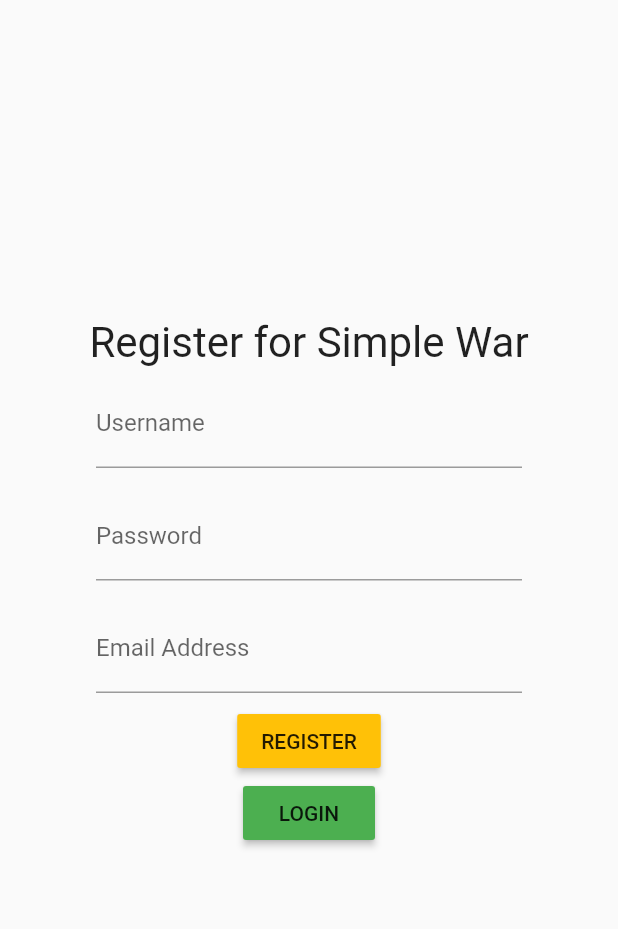
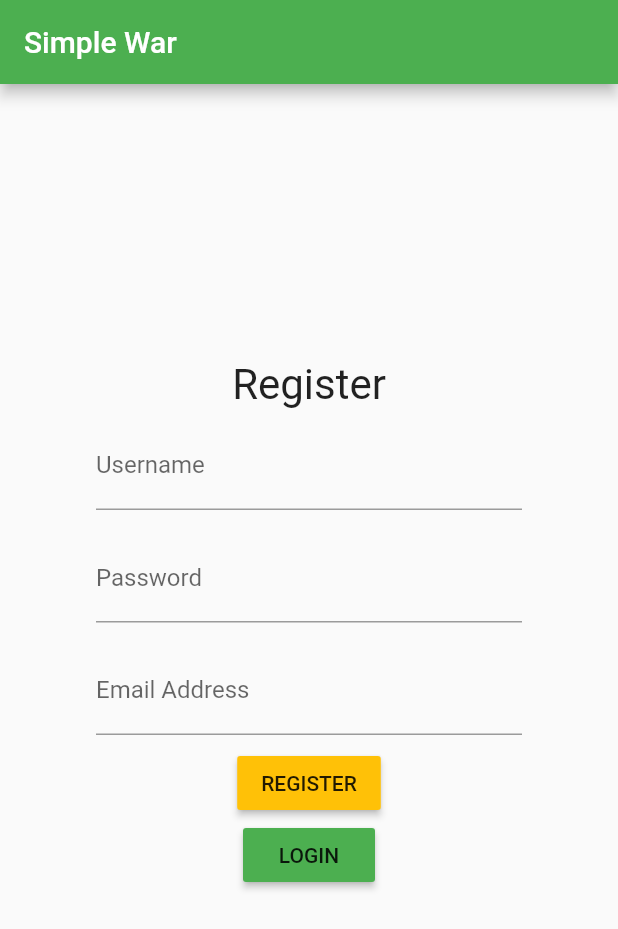
Before and after one commit to yaylinda/simple_war_client, a Flutter app: the screen it shows after launch, after a tap on "REGISTER", on a phone screen of 412 x 824 dp. Shown: the top 929 px of the screen. Run offline on Flutter 3.47's test engine with Material 2 defaults, Android fonts, the phone set to English and light mode, and no system bars; our stand-ins replace shared_preferences; network calls fail.

Commit message:
need to fix routing when going back and forth between register/login

```diff
--- a/lib/login2_screen.dart
+++ b/lib/login2_screen.dart
@@ -2,6 +2,7 @@ import 'dart:ui';
 
 import 'package:flutter/material.dart';
 import 'package:simple_war_client/auth.dart';
+import 'package:simple_war_client/home_screen.dart';
 import 'package:simple_war_client/login_screen.dart';
 import 'package:simple_war_client/login_screen_presenter.dart';
 import 'package:shared_preferences/shared_preferences.dart';
@@ -10,7 +11,6 @@ import 'package:simple_war_client/models/user.dart';
 class RegisterScreen extends StatefulWidget {
   @override
   State<StatefulWidget> createState() {
-    // TODO: implement createState
     return new RegisterScreenState();
   }
 }
@@ -42,7 +42,7 @@ class RegisterScreenState extends State<RegisterScreen> implements LoginScreenCo
   }
 
   void _login() {
-    Navigator.push(_ctx, MaterialPageRoute(builder: (context) => LoginScreen()));
+    Navigator.popAndPushNamed(_ctx, "/login");
   }
 
   void _showSnackBar(String text) {
@@ -53,7 +53,7 @@ class RegisterScreenState extends State<RegisterScreen> implements LoginScreenCo
   @override
   onAuthStateChanged(AuthState state) {
     if(state == AuthState.LOGGED_IN)
-      Navigator.of(_ctx).pushReplacementNamed("/home");
+      Navigator.pushReplacementNamed(_ctx, "/home");
   }
 
   @override
@@ -76,7 +76,7 @@ class RegisterScreenState extends State<RegisterScreen> implements LoginScreenCo
     var registerForm = new Column(
       children: <Widget>[
         new Text(
-          "Register for Simple War",
+          "Register",
           textScaleFactor: 2.0,
         ),
         new Form(
@@ -114,7 +114,7 @@ class RegisterScreenState extends State<RegisterScreen> implements LoginScreenCo
     );
 
     return new Scaffold(
-      appBar: null,
+      appBar: new AppBar(title: new Text("Simple War")),
       key: scaffoldKey,
       body: new Container(
         child: new Center(
@@ -142,9 +142,7 @@ class RegisterScreenState extends State<RegisterScreen> implements LoginScreenCo
   @override
   void onLoginSuccess(User user) async {
     setSessionToken(user.token).then((result) {
-      _showSnackBar(user.username);
       setState(() => _isLoading = false);
-
       var authStateProvider = new AuthStateProvider();
       authStateProvider.notify(AuthState.LOGGED_IN);
     });
--- a/lib/login_screen.dart
+++ b/lib/login_screen.dart
@@ -2,6 +2,7 @@ import 'dart:ui';
 
 import 'package:flutter/material.dart';
 import 'package:simple_war_client/auth.dart';
+import 'package:simple_war_client/home_screen.dart';
 import 'package:simple_war_client/login2_screen.dart';
 import 'package:simple_war_client/login_screen_presenter.dart';
 import 'package:simple_war_client/models/user.dart';
@@ -42,7 +43,7 @@ class LoginScreenState extends State<LoginScreen> implements LoginScreenContract
   }
 
   void _register() {
-    Navigator.push(_ctx, MaterialPageRoute(builder: (context) => RegisterScreen()));
+    Navigator.popAndPushNamed(_ctx, "/register");
   }
 
   void _showSnackBar(String text) {
@@ -53,7 +54,7 @@ class LoginScreenState extends State<LoginScreen> implements LoginScreenContract
   @override
   onAuthStateChanged(AuthState state) {
     if(state == AuthState.LOGGED_IN)
-      Navigator.of(_ctx).pushReplacementNamed("/home");
+      Navigator.pushReplacementNamed(_ctx, "/home");
   }
 
   @override
@@ -77,7 +78,7 @@ class LoginScreenState extends State<LoginScreen> implements LoginScreenContract
     var loginForm = new Column(
       children: <Widget>[
         new Text(
-          "Login to Simple War",
+          "Login",
           textScaleFactor: 2.0,
         ),
         new Form(
@@ -108,7 +109,7 @@ class LoginScreenState extends State<LoginScreen> implements LoginScreenContract
     );
 
     return new Scaffold(
-      appBar: null,
+      appBar: new AppBar(title: new Text("Simple War")),
       key: scaffoldKey,
       body: new Container(
         child: new Center(
@@ -136,9 +137,7 @@ class LoginScreenState extends State<LoginScreen> implements LoginScreenContract
   @override
   void onLoginSuccess(User user) async {
     setSessionToken(user.token).then((result) {
-      _showSnackBar(user.username);
       setState(() => _isLoading = false);
-
       var authStateProvider = new AuthStateProvider();
       authStateProvider.notify(AuthState.LOGGED_IN);
     });
```
Also changed, not shown: lib/home_screen.dart (+9 -2 lines).
